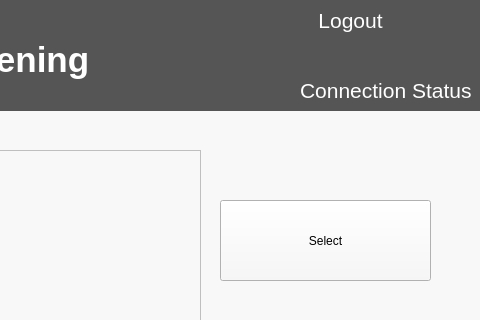
The window that QT/learn.ui (LuciaCG/Bluebird) describes before a commit, drawn with Qt 5; both pictures show x 570 to 1050 and y 0 to 320 of the 1050 by 680 pixel window.
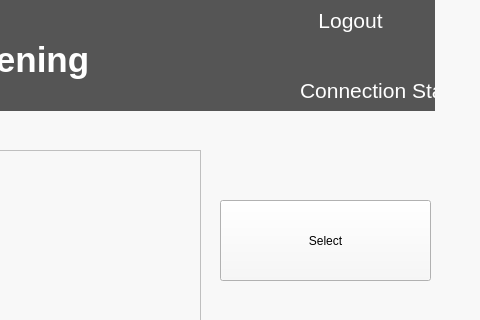
The same window after the commit.

The edit to the form file:
```diff
--- a/QT/learn.ui
+++ b/QT/learn.ui
@@ -24,8 +24,8 @@
     <rect>
      <x>0</x>
      <y>0</y>
-     <width>1051</width>
-     <height>691</height>
+     <width>1005</width>
+     <height>655</height>
     </rect>
    </property>
    <property name="styleSheet">
```
Left out of the diff: 6 changed lines with no effect on the pictures.
